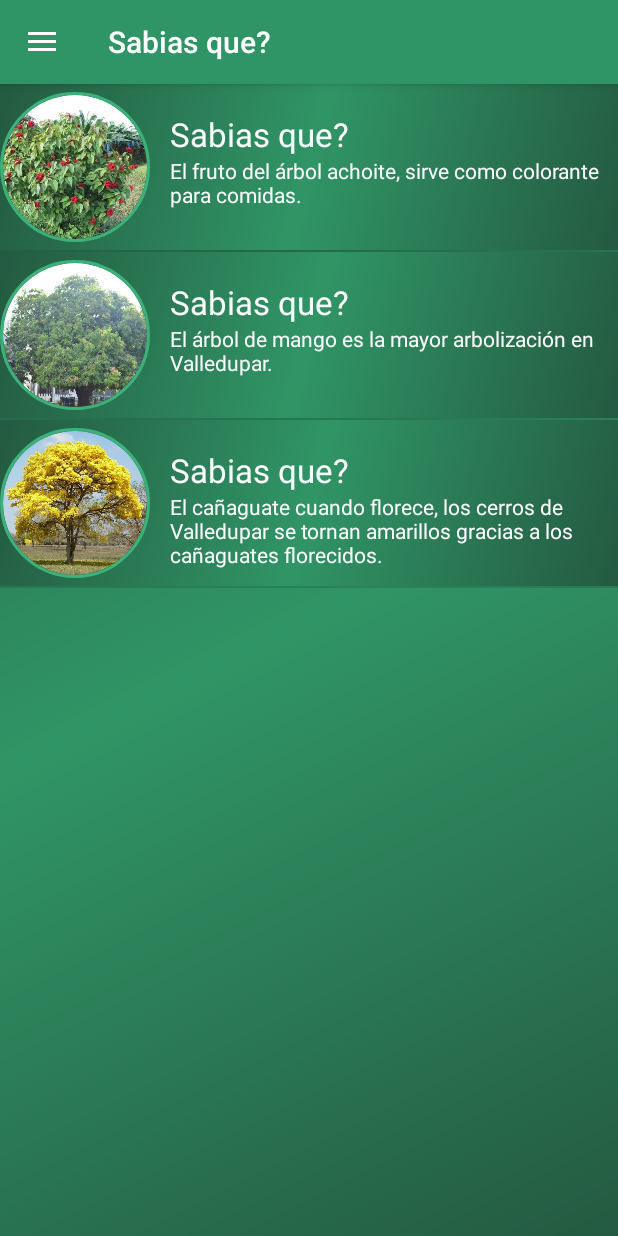
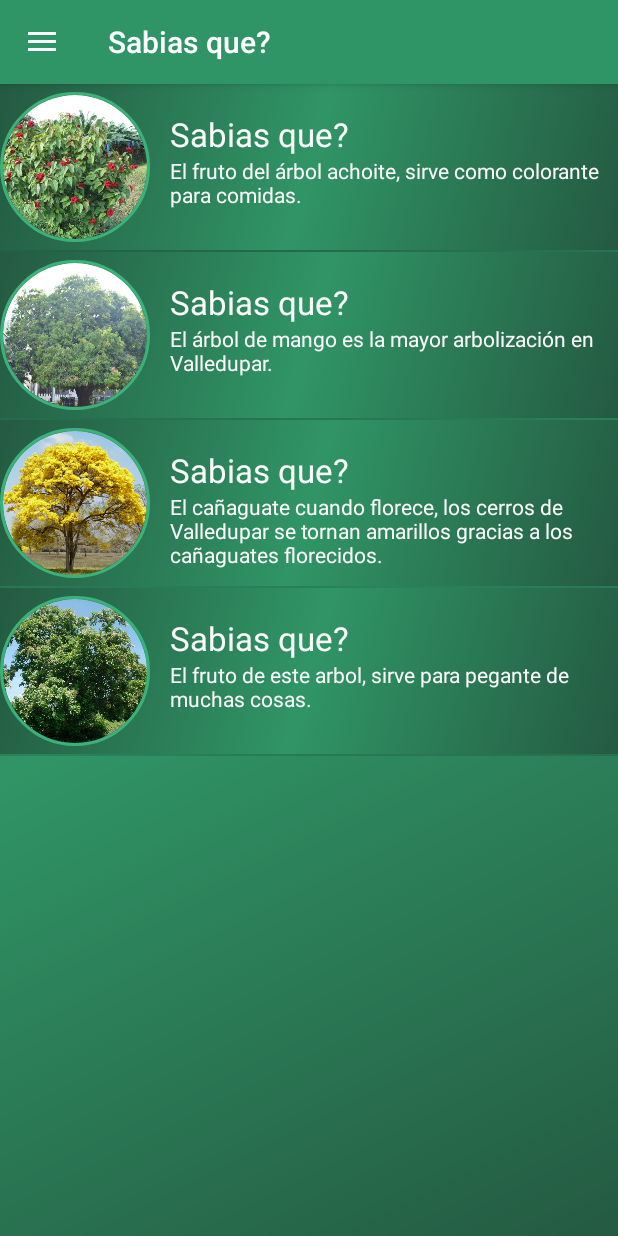
Before and after one commit to jesualdomc/ForestApp, an Android app: the fragment InicioFragment placed in its activity, in the side drawer, after a tap on "Sabias que?", on a phone screen of 412 x 824 dp. Run offline under Robolectric (Android 15) with nearby library versions, the phone set to English and light mode, and no system bars; our stand-ins replace CircleImageView.

Commit message:
Sabias que terminado.

```diff
--- a/app/src/main/java/v1/forestapp/com/forestapp/DAL/AdminSQLiteOpenHelper.java
+++ b/app/src/main/java/v1/forestapp/com/forestapp/DAL/AdminSQLiteOpenHelper.java
@@ -7,7 +7,7 @@ import android.database.sqlite.SQLiteOpenHelper;
 public class AdminSQLiteOpenHelper extends SQLiteOpenHelper {
 
     private  static  final String DB_NAME ="Arboles";
-    private  static  final int DB_SCHEME_VERSION=17;
+    private  static  final int DB_SCHEME_VERSION=22;
 
     public AdminSQLiteOpenHelper(Context context) {
         super(context, DB_NAME,null, DB_SCHEME_VERSION);
--- a/app/src/main/java/v1/forestapp/com/forestapp/InicioFragment.java
+++ b/app/src/main/java/v1/forestapp/com/forestapp/InicioFragment.java
@@ -36,7 +36,7 @@ public class InicioFragment extends Fragment {
             {
                 // do something
                 try {
-                    NoticiasFragment Frag = new NoticiasFragment();
+                    NoticiaCardwFragment Frag = new NoticiaCardwFragment();
                     getActivity().getFragmentManager().beginTransaction().replace(R.id.content_frame,Frag).commit();
                 }catch (Exception ex){
                     Snackbar.make(container,"Error : " + ex.getMessage() ,Snackbar.LENGTH_LONG).show();
--- a/app/src/main/java/v1/forestapp/com/forestapp/LlenarSabiasQueDB.java
+++ b/app/src/main/java/v1/forestapp/com/forestapp/LlenarSabiasQueDB.java
@@ -39,6 +39,12 @@ public class LlenarSabiasQueDB {
             c.setDescripcion("El cañaguate cuando florece, los cerros de Valledupar se tornan amarillos gracias a los cañaguates florecidos.");
             manager.InsertarSabias(c);
 
+            SabiasDTO d = new SabiasDTO();
+            d.setImagen(R.drawable.arboluvitablanca);
+            d.setNombre("Sabias que?");
+            d.setDescripcion("El fruto de este arbol, sirve para pegante de muchas cosas.");
+            manager.InsertarSabias(d);
+
         }
     }
 }
--- a/app/src/main/java/v1/forestapp/com/forestapp/SabiasQueFragment.java
+++ b/app/src/main/java/v1/forestapp/com/forestapp/SabiasQueFragment.java
@@ -1,10 +1,10 @@
 package v1.forestapp.com.forestapp;
 
 
+import android.app.Fragment;
 import android.app.FragmentManager;
 import android.content.Context;
 import android.os.Bundle;
-import android.app.Fragment;
 import android.support.v4.view.MenuItemCompat;
 import android.support.v7.widget.SearchView;
 import android.view.LayoutInflater;
@@ -18,10 +18,8 @@ import android.widget.TextView;
 
 import java.util.ArrayList;
 
-import v1.forestapp.com.forestapp.Adaptadores.AdaptadorListViewArboles;
 import v1.forestapp.com.forestapp.Adaptadores.AdaptadorListViewSabias;
 import v1.forestapp.com.forestapp.DAL.DataBaseManager;
-import v1.forestapp.com.forestapp.DTO.ArbolDTO;
 import v1.forestapp.com.forestapp.DTO.SabiasDTO;
 
 
@@ -63,7 +61,7 @@ public class SabiasQueFragment extends Fragment {
     @Override
     public View onCreateView(LayoutInflater inflater, ViewGroup container,
                              Bundle savedInstanceState) {
-        final View vista = inflater.inflate(R.layout.fragment_lista_inventario, container, false);
+        final View vista = inflater.inflate(R.layout.fragment_lista_sabias, container, false);
 
         datos= new ArrayList<SabiasDTO>();
         cnt= getActivity().getApplicationContext();
@@ -74,8 +72,8 @@ public class SabiasQueFragment extends Fragment {
         listItemSabias.setOnItemClickListener(new AdapterView.OnItemClickListener() {
             @Override
             public void onItemClick(AdapterView<?> parent, View view, int position, long id) {
-                TextView Nombre = (TextView)view.findViewById(R.id.txtNombre);
-                SabiasDTO Sabias = manager.getSabias(Nombre.getText().toString());
+                TextView Descripcion = (TextView)view.findViewById(R.id.txtDescripcion);
+                SabiasDTO Sabias = manager.getSabias(Descripcion.getText().toString());
                 MostrarDialog(Sabias);
             }
         });
```
Also changed, not shown: app/src/main/res/drawable/canaguate.jpg (deleted), app/src/main/res/drawable/canaguate.png (added), 22 other files.
